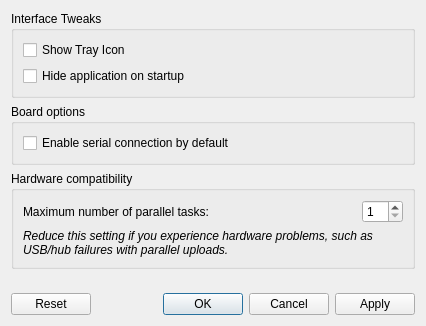
Above: src/tyqt/preferences_dialog.ui from Koromix/tytools before the change. Below: the same form after it.
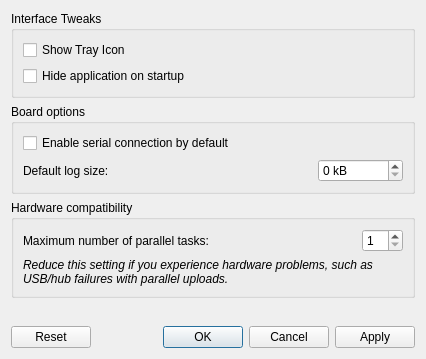
That is the form after the change. Icons and pictures are not drawn.

Commit message: Add global setting to configure default serial log size

```diff
--- a/src/tyqt/preferences_dialog.ui
+++ b/src/tyqt/preferences_dialog.ui
@@ -7,7 +7,7 @@
     <x>0</x>
     <y>0</y>
     <width>426</width>
-    <height>326</height>
+    <height>359</height>
    </rect>
   </property>
   <property name="windowTitle">
@@ -54,6 +54,46 @@
         </property>
        </widget>
       </item>
+      <item>
+       <layout class="QHBoxLayout" name="horizontalLayout_2">
+        <item>
+         <widget class="QLabel" name="label_3">
+          <property name="text">
+           <string>Default log size:</string>
+          </property>
+         </widget>
+        </item>
+        <item>
+         <spacer name="horizontalSpacer_2">
+          <property name="orientation">
+           <enum>Qt::Horizontal</enum>
+          </property>
+          <property name="sizeHint" stdset="0">
+           <size>
+            <width>40</width>
+            <height>20</height>
+           </size>
+          </property>
+         </spacer>
+        </item>
+        <item>
+         <widget class="QSpinBox" name="serialLogSizeDefaultSpin">
+          <property name="accelerated">
+           <bool>true</bool>
+          </property>
+          <property name="suffix">
+           <string> kB</string>
+          </property>
+          <property name="maximum">
+           <number>999999</number>
+          </property>
+          <property name="singleStep">
+           <number>100</number>
+          </property>
+         </widget>
+        </item>
+       </layout>
+      </item>
      </layout>
     </widget>
    </item>
```
The commit also changes 1 other file.
